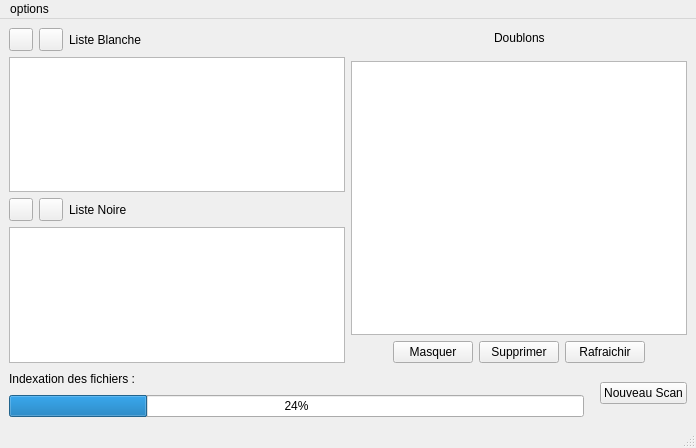
This is interface.ui in Flamingroup/fsclean as Qt 5 draws it before an edit. The edited form follows.
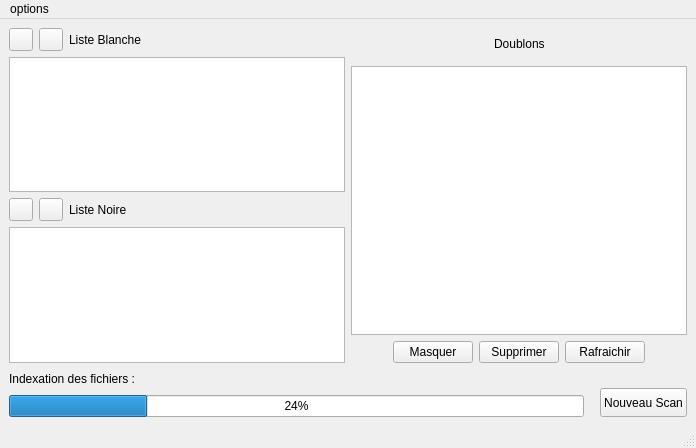
This is the edited form. Icons and pictures are not drawn.

Commit message: Affichage fini

Patch:
```diff
--- a/interface.ui
+++ b/interface.ui
@@ -62,7 +62,7 @@
            </layout>
           </item>
           <item>
-           <widget class="QListWidget" name="listblackList"/>
+           <widget class="QListWidget" name="listwhiteList"/>
           </item>
           <item>
            <layout class="QHBoxLayout" name="horizontalLayout_4">
@@ -105,7 +105,7 @@
            </layout>
           </item>
           <item>
-           <widget class="QListWidget" name="listwhiteList"/>
+           <widget class="QListWidget" name="listblackList"/>
           </item>
          </layout>
         </item>
@@ -128,6 +128,18 @@
             </item>
             <item>
              <widget class="QLabel" name="labeldoublons">
+              <property name="minimumSize">
+               <size>
+                <width>0</width>
+                <height>32</height>
+               </size>
+              </property>
+              <property name="maximumSize">
+               <size>
+                <width>16777215</width>
+                <height>34</height>
+               </size>
+              </property>
               <property name="text">
                <string>Doublons</string>
               </property>
@@ -148,22 +160,6 @@
             </item>
            </layout>
           </item>
-          <item>
-           <spacer name="verticalSpacer">
-            <property name="orientation">
-             <enum>Qt::Vertical</enum>
-            </property>
-            <property name="sizeType">
-             <enum>QSizePolicy::Fixed</enum>
-            </property>
-            <property name="sizeHint" stdset="0">
-             <size>
-              <width>20</width>
-              <height>7</height>
-             </size>
-            </property>
-           </spacer>
-          </item>
           <item>
            <widget class="QColumnView" name="listaffichageDoublons"/>
           </item>
@@ -292,8 +288,20 @@
           </property>
          </spacer>
         </item>
-        <item alignment="Qt::AlignVCenter">
+        <item alignment="Qt::AlignBottom">
          <widget class="QPushButton" name="scanButton">
+          <property name="minimumSize">
+           <size>
+            <width>0</width>
+            <height>29</height>
+           </size>
+          </property>
+          <property name="maximumSize">
+           <size>
+            <width>16777215</width>
+            <height>29</height>
+           </size>
+          </property>
           <property name="text">
            <string>Nouveau Scan</string>
           </property>
```
The commit also changes 2 other files.
